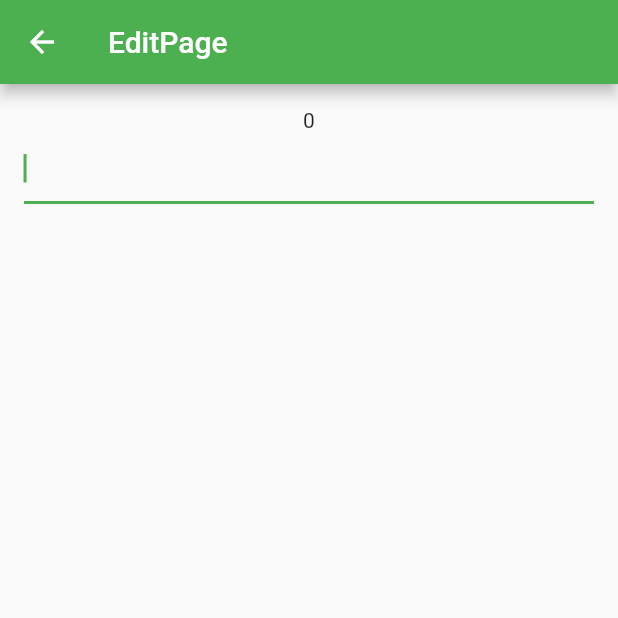
After one commit to sgaku/ListMemo_app, a Flutter app: the EditPage screen opened directly, on a phone screen of 412 x 824 dp, the top half of it. The commit adds this screen. Run offline on Flutter 3.47's test engine with Material 2 defaults, Android fonts, the phone set to English and light mode, and no system bars; our stand-ins replace flutter_colorpicker.

Commit message:
first commit

```diff
--- /dev/null
+++ b/lib/edit_page.dart
@@ -0,0 +1,59 @@
+import 'package:flutter/cupertino.dart';
+import 'package:flutter/material.dart';
+import 'package:flutter/rendering.dart';
+
+class EditPage extends StatefulWidget {
+  @override
+  _EditPageState createState() => _EditPageState();
+}
+
+class _EditPageState extends State<EditPage> {
+  @override
+  Widget build(BuildContext context) {
+    return Scaffold(
+        appBar: AppBar(
+          title: Text('EditPage'),
+        ),
+        body: PageView.builder(
+          itemBuilder: (context, index) {
+            return NewPage(
+              newpageindex: index,
+            );
+          },
+          itemCount: 100,
+        ));
+  }
+}
+
+class NewPage extends StatefulWidget {
+  const NewPage({
+    Key key,
+    this.newpageindex,
+  }) : super(key: key);
+  final int newpageindex;
+
+  @override
+  _NewPageState createState() => _NewPageState();
+}
+
+class _NewPageState extends State<NewPage> with AutomaticKeepAliveClientMixin {
+  @override
+  Widget build(BuildContext context) {
+    return Padding(
+        padding: EdgeInsets.all(16),
+        child: Column(
+          children: [
+            Text('${widget.newpageindex}'),
+            TextField(
+              autofocus: true,
+              maxLines: null,
+              keyboardType: TextInputType.multiline,
+            )
+          ],
+        ));
+  }
+
+  @override
+  // TODO: implement wantKeepAlive
+  bool get wantKeepAlive => true;
+}
--- a/pubspec.yaml
+++ b/pubspec.yaml
@@ -28,6 +28,7 @@ dependencies:
   # The following adds the Cupertino Icons font to your application.
   # Use with the CupertinoIcons class for iOS style icons.
   cupertino_icons: ^1.0.2
+  flutter_colorpicker: ^0.4.0
 
 dev_dependencies:
   flutter_test:
```
Also changed, not shown: lib/main.dart (+38 -51 lines), lib/next_page.dart (added, +83 -0 lines), pubspec.lock.
